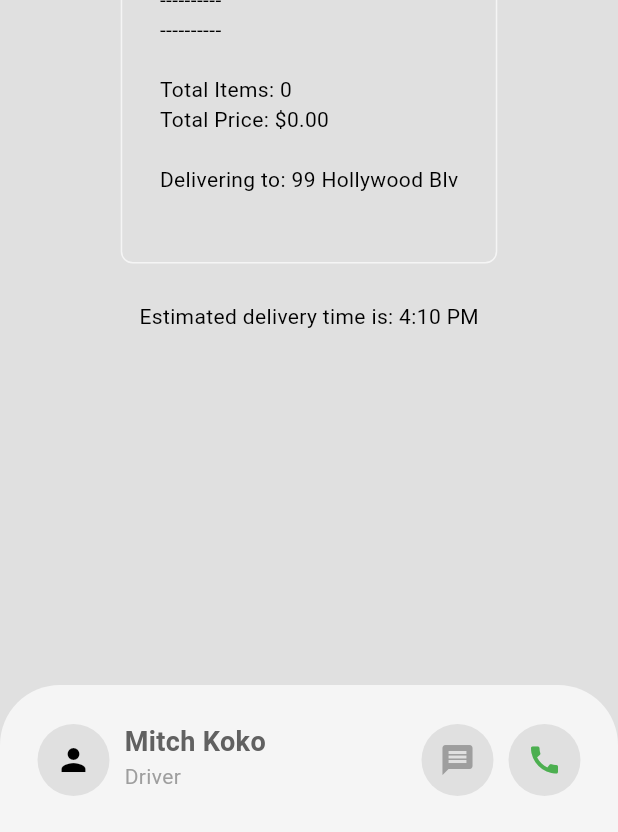
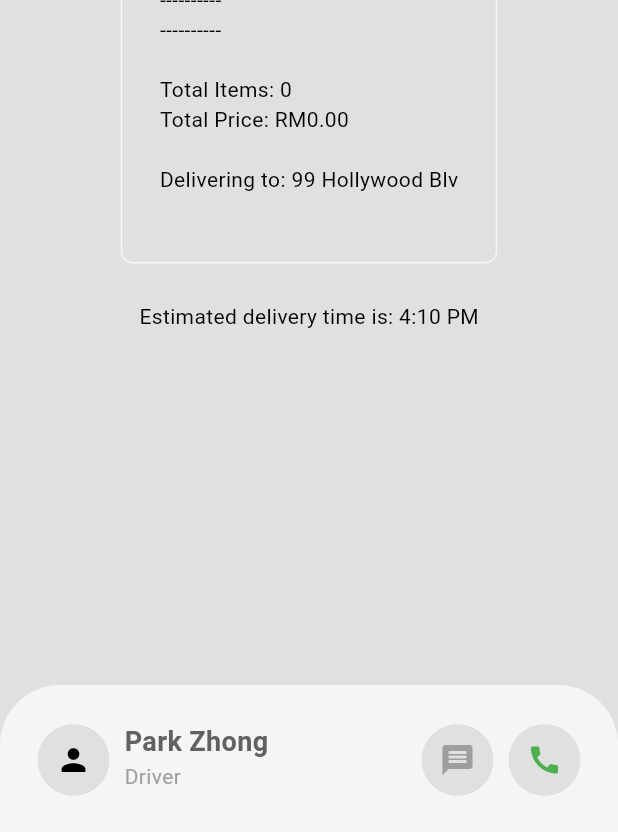
Before and after one commit to YongXianShen/GitExercise-TT3L-08, a Flutter app: the DeliveryProgressPage screen opened directly, on a phone screen of 412 x 824 dp. Shown: the part 401-1233 px from the top of the screen. Run offline on Flutter 3.47's test engine with Material 3 defaults, Android fonts, the phone set to English and light mode, and no system bars; our stand-ins replace cloud_firestore, connectivity_plus, dots_indicator, firebase_auth, firebase_core, firebase_database and 4 more; accounts and stored records are empty.

Commit message:
change value food

```diff
--- a/lib/food/components/my_cart_tile.dart
+++ b/lib/food/components/my_cart_tile.dart
@@ -48,7 +48,7 @@ class MyCartTile extends StatelessWidget {
 
                       // food price
                       Text(
-                        '\$${cartItem.food.price}',
+                        'RM${cartItem.food.price}',
                         style: TextStyle(
                           color: Theme.of(context).colorScheme.primary),
                           ),
@@ -90,7 +90,7 @@ class MyCartTile extends StatelessWidget {
                         Text(addon.name),
 
                         // addon price
-                        Text('(\$${addon.price})'),
+                        Text('(RM${addon.price})'),
                       ],
                     ),
                     shape: StadiumBorder(
--- a/lib/food/components/my_food_tile.dart
+++ b/lib/food/components/my_food_tile.dart
@@ -25,7 +25,7 @@ class FoodTile extends StatelessWidget {
                   children: [
                     Text(food.name),
                     Text(
-                      '\$${food.price.toString()}',
+                      'RM${food.price.toString()}',
                       style: TextStyle(
                       color: Theme.of(context).colorScheme.primary
                       ),
--- a/lib/food/models/restaurant.dart
+++ b/lib/food/models/restaurant.dart
@@ -279,7 +279,7 @@ class Restaurant extends ChangeNotifier {
 
   // format double value into money
   String _formatPrice(double price) {
-    return "\$${price.toStringAsFixed(2)}";
+    return "RM${price.toStringAsFixed(2)}";
   }
 
   // format list of addons into a string summary
--- a/lib/food/pages/delivery_progress.dart
+++ b/lib/food/pages/delivery_progress.dart
@@ -73,7 +73,7 @@ class _DeliveryProgressPageState extends State<DeliveryProgressPage> {
             crossAxisAlignment: CrossAxisAlignment.start,
             children: [
               Text (
-                "Mitch Koko",
+                "Park Zhong",
                 style: TextStyle(
                   fontWeight: FontWeight.bold,
                   fontSize: 18,
--- a/lib/food/pages/food_page.dart
+++ b/lib/food/pages/food_page.dart
@@ -63,7 +63,7 @@ class _FoodPageState extends State<FoodPage> {
                   ),
 
                   Text (
-                '\$${widget.food.price}',
+                'RM${widget.food.price}',
                 style: TextStyle(
                   fontSize: 16,
                   color: Theme.of(context).colorScheme.primary),
@@ -108,7 +108,7 @@ class _FoodPageState extends State<FoodPage> {
 
             return CheckboxListTile(
               title: Text(addon.name),
-              subtitle: Text ('\$${addon.price}', style: TextStyle(color: Theme.of(context).colorScheme.primary,),),
+              subtitle: Text ('RM${addon.price}', style: TextStyle(color: Theme.of(context).colorScheme.primary,),),
               value: widget.selectedAddons[addon],
               onChanged: (bool? value) {
                 setState((){
```
